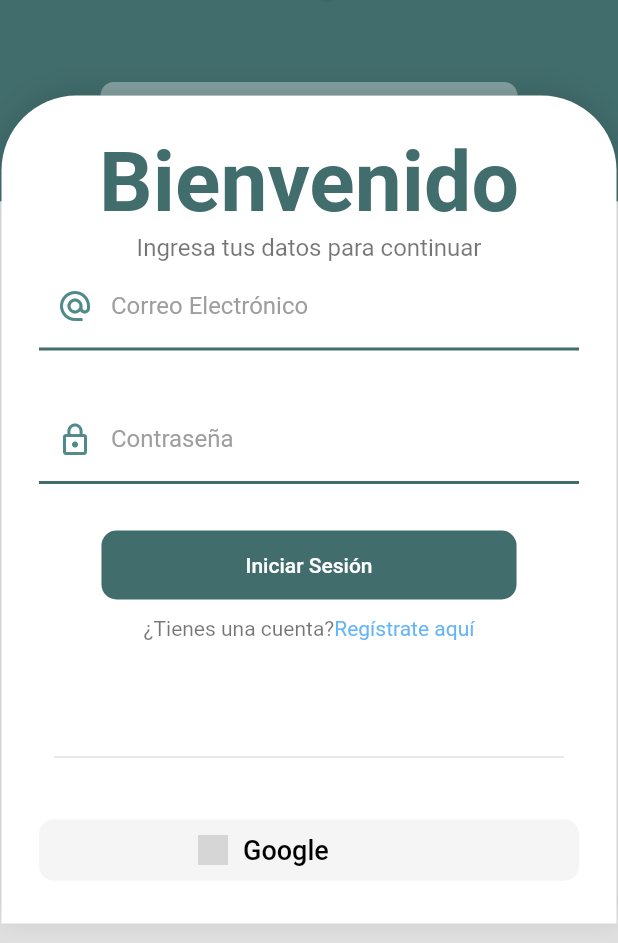
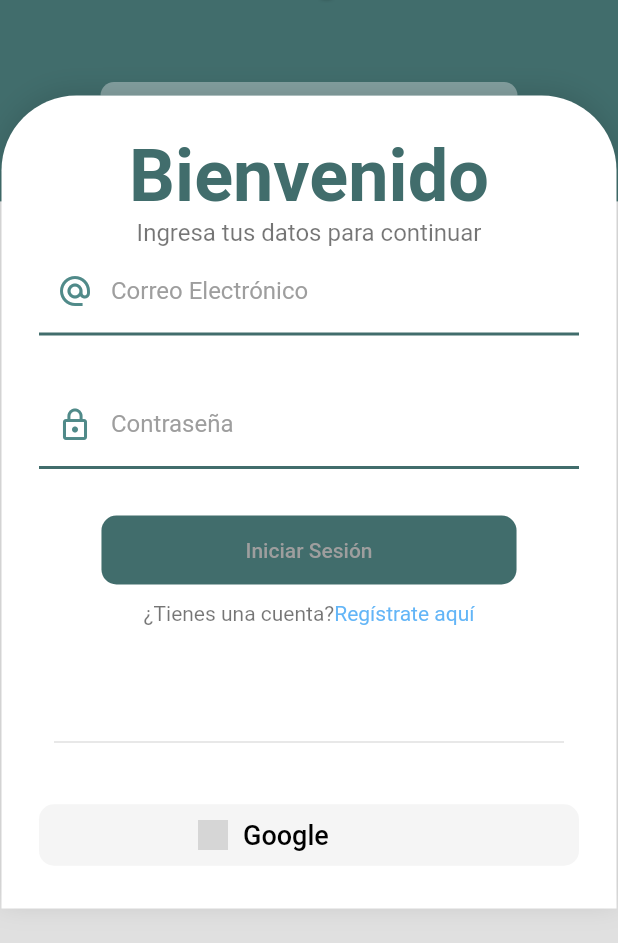
Before and after one commit to Chsebas98/cotopaxi_app, a Flutter app: the screen it shows after launch, on a phone screen of 412 x 824 dp, the part 293-1236 px from its top. Run offline on Flutter 3.47's test engine with Material 2 defaults, Android fonts, the phone set to English and light mode, and no system bars; our stand-ins replace flutter_spinkit, transparent_image; network calls fail; grey boxes are pictures that could not be loaded.

Commit message:
Implementación de ATM Login sólo tema

```diff
--- /dev/null
+++ b/lib/atoms/atoms.dart
@@ -0,0 +1 @@
+export 'package:cotopaxi_app/atoms/theme/theme.dart';
--- /dev/null
+++ b/lib/atoms/theme/theme.dart
@@ -0,0 +1,32 @@
+import 'package:flutter/material.dart';
+
+class AppTheme {
+  //Definición de tema de la Aplicación
+  static ThemeData lightTheme = ThemeData.light().copyWith(
+    scaffoldBackgroundColor: Colors.grey[300],
+  );
+  //Definición de Colores
+  static const Color _whiteColor = Colors.grey;
+  static const Color greenColor = Color.fromRGBO(65, 109, 108, 1);
+  static const Color _textColor = Colors.black54;
+
+  //Definición de estilos
+  //LOGIN
+  static const TextStyle loginTitleStyle =
+      TextStyle(fontSize: 32, fontWeight: FontWeight.bold, color: greenColor);
+  static const TextStyle loginTitle2Style =
+      TextStyle(fontSize: 48, fontWeight: FontWeight.bold, color: greenColor);
+  static const TextStyle loginSubtitle =
+      TextStyle(fontSize: 16, color: _textColor);
+
+  //GENERALES
+  static const TextStyle textColor = TextStyle(
+    color: _textColor,
+  );
+  /* static const TextStyle greenColor = TextStyle(
+    color: _greenColor,
+  ); */
+  static const TextStyle whiteColor = TextStyle(
+    color: _whiteColor,
+  );
+}
--- a/lib/main.dart
+++ b/lib/main.dart
@@ -1,3 +1,4 @@
+import 'package:cotopaxi_app/atoms/atoms.dart';
 import 'package:cotopaxi_app/screens/screens.dart';
 import 'package:flutter/material.dart';
 
@@ -18,8 +19,6 @@ class MyApp extends StatelessWidget {
           'register': (context) => const RegisterScreen(),
           'info_page': (context) => const InfoScreen()
         },
-      theme:
-          ThemeData.light().copyWith(scaffoldBackgroundColor: Colors.grey[300]),
-    );
+        theme: AppTheme.lightTheme);
   }
 }
--- a/lib/screens/login_screen.dart
+++ b/lib/screens/login_screen.dart
@@ -1,3 +1,4 @@
+import 'package:cotopaxi_app/atoms/atoms.dart';
 import 'package:cotopaxi_app/ui/input_decoration.dart';
 import 'package:cotopaxi_app/widgets/widgets.dart';
 import 'package:flutter/material.dart';
@@ -31,21 +32,19 @@ class LoginScreen extends StatelessWidget {
             )),
             CardContainer(
               child: Column(
-                children: [
+                children: const [
                   Text(
                     "Bienvenido",
-                    style: Theme.of(context).textTheme.headline2?.copyWith(
-                        color: const Color.fromRGBO(65, 109, 108, 1),
-                        fontWeight: FontWeight.bold),
+                    style: AppTheme.loginTitle2Style,
                   ),
-                  const SizedBox(
+                  SizedBox(
                     height: 1,
                   ),
-                  const Text(
+                  Text(
                     "Ingresa tus datos para continuar",
-                    style: TextStyle(fontSize: 16, color: Colors.black54),
+                    style: AppTheme.loginSubtitle,
                   ),
-                  const _LoginForm(),
+                  _LoginForm(),
                 ],
               ),
             )
@@ -94,13 +93,13 @@ class _LoginForm extends StatelessWidget {
                   borderRadius: BorderRadius.circular(10.0)),
               disabledColor: Colors.grey,
               elevation: 0,
-              color: const Color.fromRGBO(65, 109, 108, 1),
+              color: AppTheme.greenColor,
               child: Container(
                 padding:
                     const EdgeInsets.symmetric(horizontal: 80, vertical: 15),
                 child: const Text(
                   "Iniciar Sesión",
-                  style: TextStyle(color: Colors.white),
+                  style: AppTheme.whiteColor,
                 ),
               ),
               onPressed: () {}),
--- a/lib/widgets/info_background.dart
+++ b/lib/widgets/info_background.dart
@@ -75,7 +75,7 @@ class _Description extends StatelessWidget {
     return Align(
       alignment: Alignment.bottomCenter,
       child: Container(
-          padding: EdgeInsets.symmetric(vertical: 90, horizontal: 35),
+          padding: const EdgeInsets.symmetric(vertical: 90, horizontal: 35),
           width: double.infinity,
           height: MediaQuery.of(context).size.height / 2,
           child: SingleChildScrollView(child: child)),
```
Lines whose indentation alone changed are shown as unchanged.
